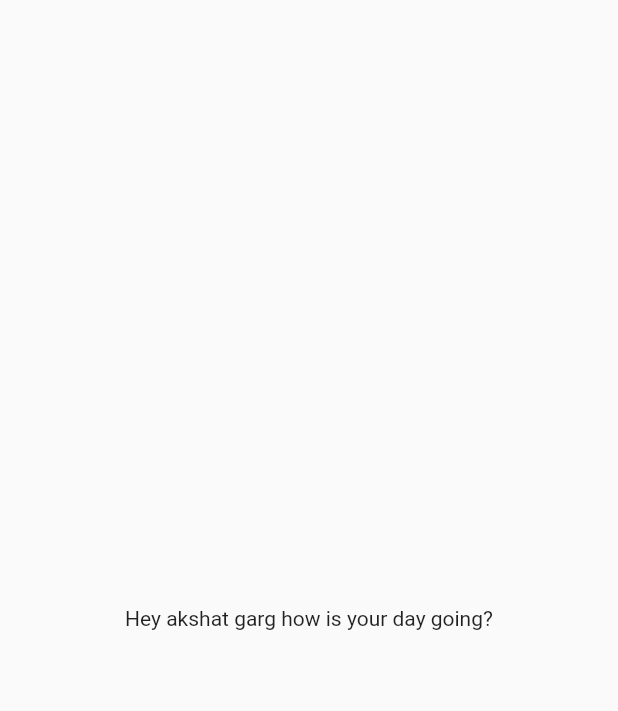
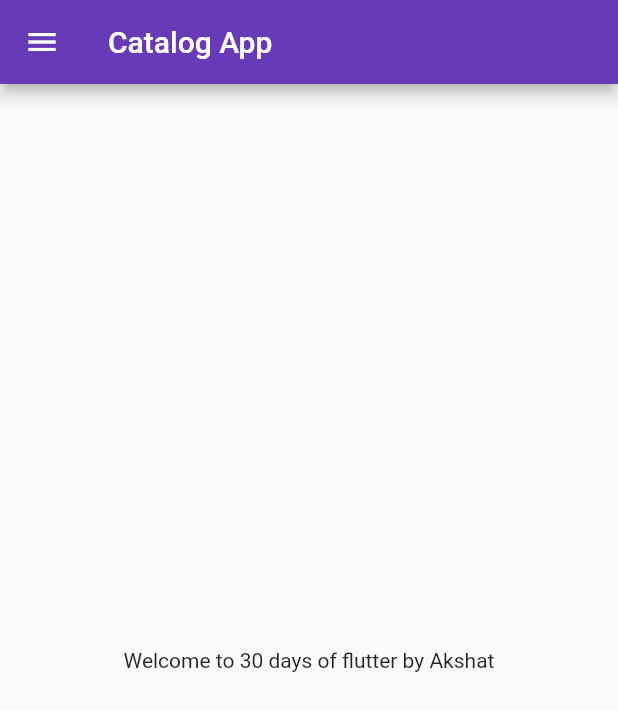
Before and after one commit to akshatgarg2829/flutter-app, a Flutter app: the screen it shows after launch, on a phone screen of 412 x 824 dp. Shown: the top 711 px of the screen. Run offline on Flutter 3.47's test engine with Material 2 defaults, Android fonts, the phone set to English and light mode, and no system bars.

Commit message:
day_3 completed

```diff
--- a/lib/main.dart
+++ b/lib/main.dart
@@ -1,3 +1,5 @@
+import 'package:first/pages/home_page.dart';
+import 'package:first/pages/login_page.dart';
 import 'package:flutter/material.dart';
 
 void main() {
@@ -5,14 +7,18 @@ void main() {
 }
 
 class MyApp extends StatelessWidget {
-  const MyApp({Key? key}) : super(key: key);
-
   @override
   Widget build(BuildContext context) {
     return MaterialApp(
-      home: Material(
-        child: Center(child: Container(child: Text("Hey akshat garg how is your day going?")))
-      )
+      themeMode: ThemeMode.light,
+      theme: ThemeData(primarySwatch: Colors.deepPurple),
+      darkTheme: ThemeData(brightness: Brightness.dark),
+      initialRoute: "/home",
+      routes: {
+        "/": (context) => LoginPage(),
+        "/home": (context) => HomePage(),
+        "/login": (context) => LoginPage(),
+      },
     );
   }
 }
--- /dev/null
+++ b/lib/pages/home_page.dart
@@ -0,0 +1,19 @@
+import 'package:flutter/material.dart';
+
+class HomePage extends StatelessWidget {
+  final int days = 30;
+  final String name = "Akshat";
+  @override
+  Widget build(BuildContext context) {
+    return Scaffold(
+      appBar: AppBar(title: Text("Catalog App")),
+      body: Center(
+          child: Container(
+              child: Text("Welcome to $days days of flutter by $name"))),
+      drawer: Drawer(),
+      // ignore: prefer_const_constructors
+    );
+
+    // ignore: dead_code
+  }
+}
```
Also changed, not shown: lib/pages/login_page.dart (added, +17 -0 lines), 1 other file.
